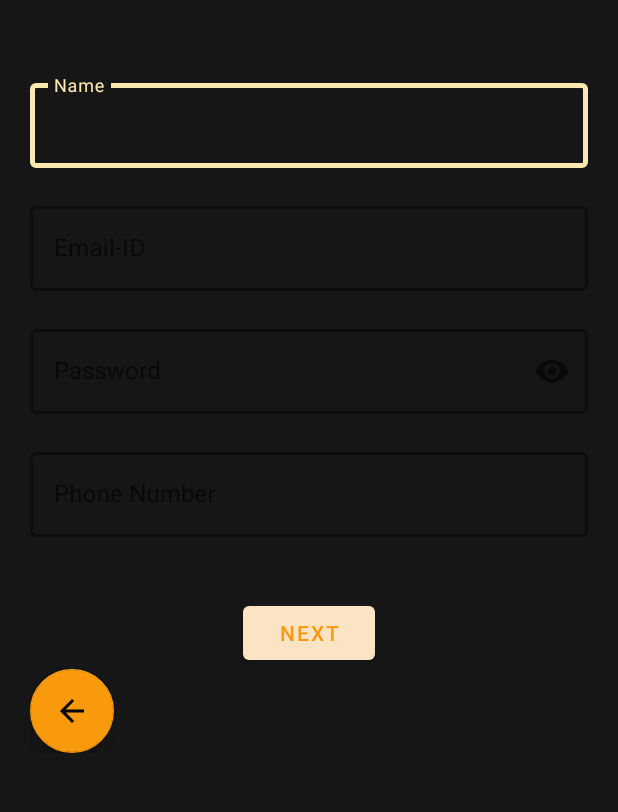
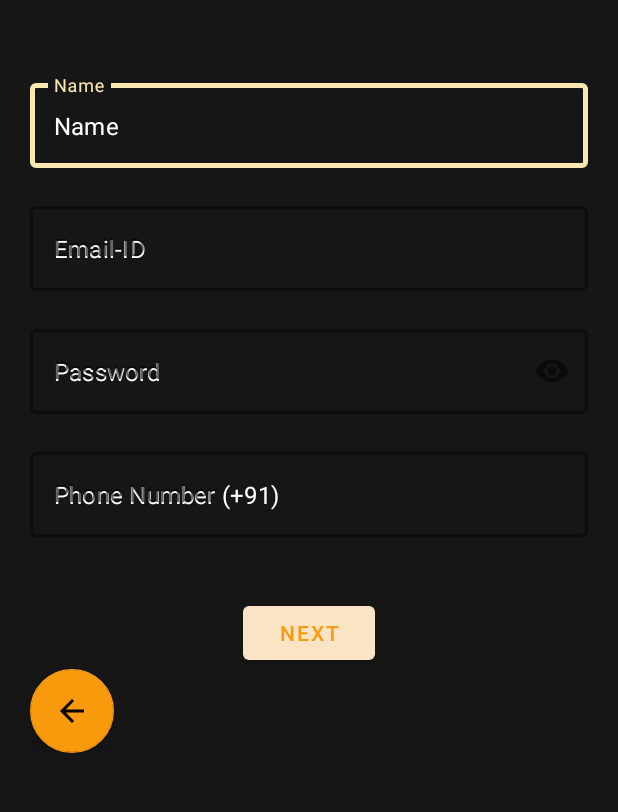
Before and after one commit to bhavya-ln/DriveEasy, an Android app: the SignUp screen opened directly, with no data from a screen before it, on a phone screen of 412 x 824 dp, the part 210-1022 px from its top. Run offline under Robolectric (Android 15) with nearby library versions, the phone set to English and light mode, and no system bars; our stand-ins replace Firebase (no records; nobody signed in at launch, a user with empty details on screens opened directly).

Commit message:
minor patch ups
bug free code

```diff
--- a/app/src/main/res/layout/activity_dashboard2.xml
+++ b/app/src/main/res/layout/activity_dashboard2.xml
@@ -21,6 +21,7 @@
         android:background="#161616"
         android:layout_gravity="start"
         app:itemTextColor="#F99A0D"
+        app:itemIconTint="@color/colorWhite"
         app:headerLayout="@layout/header"
         app:menu="@menu/menu" />
     <LinearLayout
--- a/app/src/main/res/layout/activity_home.xml
+++ b/app/src/main/res/layout/activity_home.xml
@@ -22,6 +22,7 @@
         android:layout_gravity="start"
         android:backgroundTint="#161616"
         app:headerLayout="@layout/header"
+        app:itemIconTint="@color/colorWhite"
         app:itemTextColor="#F99A0D"
         app:menu="@menu/menu" />
     <LinearLayout
--- a/app/src/main/res/layout/activity_item_screen.xml
+++ b/app/src/main/res/layout/activity_item_screen.xml
@@ -21,6 +21,7 @@
         android:background="#161616"
         android:backgroundTint="#161616"
         app:itemTextColor="#F99A0D"
+        app:itemIconTint="@color/colorWhite"
         app:headerLayout="@layout/header"
         app:menu="@menu/menu" />
 <ScrollView
--- a/app/src/main/res/layout/activity_sign_up.xml
+++ b/app/src/main/res/layout/activity_sign_up.xml
@@ -43,8 +43,9 @@
             android:layout_width="match_parent"
             android:layout_height="wrap_content"
             android:layout_marginTop="10dp"
+            android:hint="Name"
             android:textColor="@color/colorWhite"
-            />
+            android:textColorHint="#FFFFFF" />
 
 
     </com.google.android.material.textfield.TextInputLayout>
@@ -72,7 +73,9 @@
             android:layout_width="match_parent"
             android:layout_height="wrap_content"
             android:layout_marginTop="20dp"
+            android:hint="Email-ID"
             android:textColor="#FAE8B1"
+            android:textColorHint="#FFFFFF"
             app:boxCornerRadiusBottomEnd="15dp"
             app:boxCornerRadiusBottomStart="15dp"
             app:boxCornerRadiusTopEnd="15dp"
@@ -104,8 +107,10 @@
             android:layout_width="match_parent"
             android:layout_height="wrap_content"
             android:layout_marginTop="20dp"
+            android:hint="Password"
             android:inputType="textPassword"
-            android:textColor="@color/colorWhite" />
+            android:textColor="@color/colorWhite"
+            android:textColorHint="#FFFFFF" />
 
 
     </com.google.android.material.textfield.TextInputLayout>
@@ -128,7 +133,15 @@
 
         <EditText
             android:id="@+id/etp"
+            android:layout_width="match_parent"
+            android:layout_height="wrap_content"
+            android:layout_weight="1"
+            android:ems="10"
+            android:hint="Phone Number (+91)"
+            android:inputType="phone"
             android:outlineProvider="none"
+            android:textColor="#FAE8B1"
+            android:textColorHint="#FFFFFF"
             app:boxBackgroundColor="#161616"
             app:boxBackgroundMode="outline"
             app:boxCornerRadiusBottomEnd="15dp"
@@ -138,14 +151,7 @@
             app:boxStrokeColor="#FAE8B1"
             app:boxStrokeWidth="2dp"
             app:boxStrokeWidthFocused="3dp"
-            app:hintTextColor="@color/black"
-            android:layout_width="match_parent"
-            android:layout_height="wrap_content"
-            android:layout_weight="1"
-            android:ems="10"
-            android:inputType="phone"
-            android:textColor="#FAE8B1"
-            />
+            app:hintTextColor="@color/black" />
     </com.google.android.material.textfield.TextInputLayout>
 
 
```
Also changed, not shown: app/src/main/res/drawable/ic_baseline_home.xml (added, +10 -0 lines), app/src/main/res/layout/activity_sign_in.xml (+6 -2 lines).
